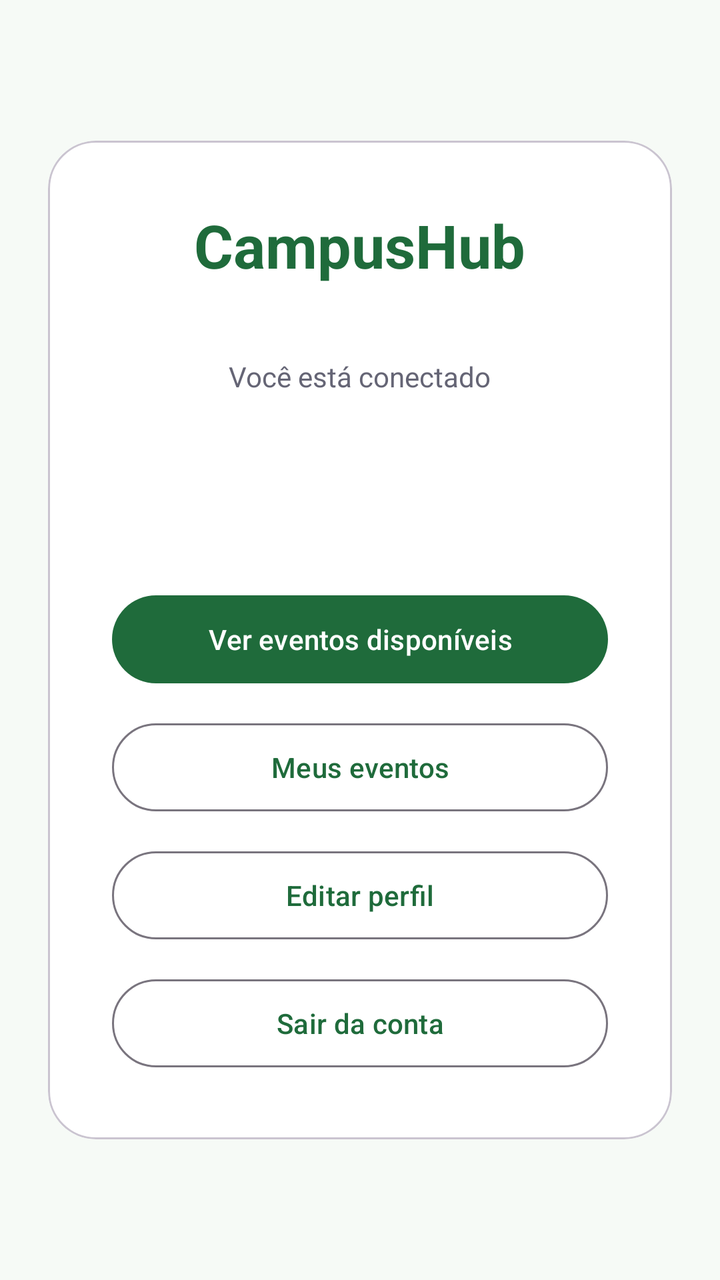
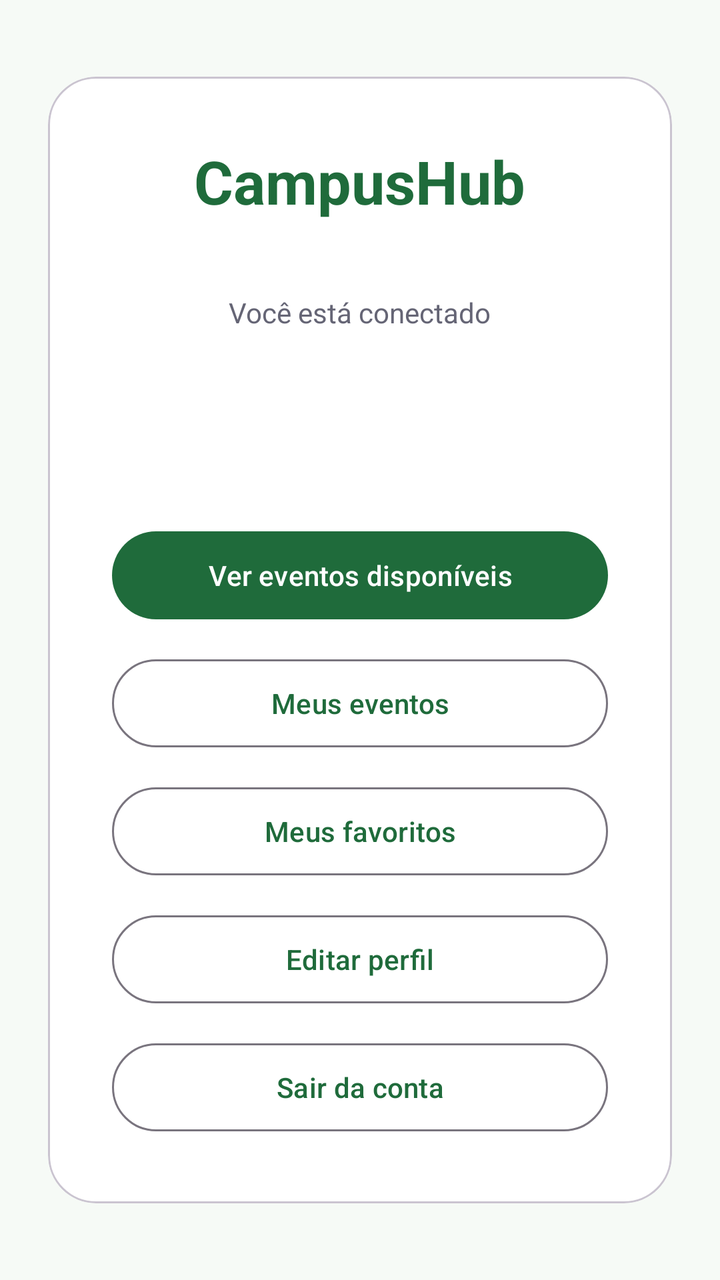

Two renders of the same Android screen: before a commit and after it. Below are the layout's source before the change and the commit's diff.
<!-- AndroidManifest.xml: application theme Theme.CampusHub -->
<!-- res/layout/activity_welcome.xml -->
<?xml version="1.0" encoding="utf-8"?>
<ScrollView xmlns:android="http://schemas.android.com/apk/res/android"
    xmlns:app="http://schemas.android.com/apk/res-auto"
    android:layout_width="match_parent"
    android:layout_height="match_parent"
    android:background="@color/screen_background"
    android:fillViewport="true">

    <LinearLayout
        android:layout_width="match_parent"
        android:layout_height="match_parent"
        android:gravity="center"
        android:orientation="vertical"
        android:padding="24dp">

        <com.google.android.material.card.MaterialCardView
            android:layout_width="match_parent"
            android:layout_height="wrap_content"
            app:cardBackgroundColor="@color/surface"
            app:cardCornerRadius="24dp">

            <LinearLayout
                android:layout_width="match_parent"
                android:layout_height="wrap_content"
                android:gravity="center_horizontal"
                android:orientation="vertical"
                android:padding="32dp">

                <TextView
                    android:layout_width="wrap_content"
                    android:layout_height="wrap_content"
                    android:text="CampusHub"
                    android:textColor="@color/primary"
                    android:textSize="30sp"
                    android:textStyle="bold" />

                <TextView
                    android:layout_width="wrap_content"
                    android:layout_height="wrap_content"
                    android:layout_marginTop="36dp"
                    android:text="Você está conectado"
                    android:textColor="@color/text_secondary"
                    android:textSize="14sp" />

                <TextView
                    android:id="@+id/tvUserName"
                    android:layout_width="match_parent"
                    android:layout_height="wrap_content"
                    android:layout_marginTop="8dp"
                    android:gravity="center"
                    android:textColor="@color/text_primary"
                    android:textSize="24sp"
                    android:textStyle="bold" />

                <TextView
                    android:id="@+id/tvUserEmail"
                    android:layout_width="match_parent"
                    android:layout_height="wrap_content"
                    android:layout_marginTop="6dp"
                    android:gravity="center"
                    android:textColor="@color/text_secondary"
                    android:textSize="16sp" />

                <com.google.android.material.button.MaterialButton
                    android:id="@+id/btnEvents"
                    android:layout_width="match_parent"
                    android:layout_height="52dp"
                    android:layout_marginTop="28dp"
                    android:text="Ver eventos disponíveis"
                    android:textAllCaps="false" />

                <com.google.android.material.button.MaterialButton
                    android:id="@+id/btnMyEvents"
                    style="@style/Widget.Material3.Button.OutlinedButton"
                    android:layout_width="match_parent"
                    android:layout_height="52dp"
                    android:layout_marginTop="12dp"
                    android:text="Meus eventos"
                    android:textAllCaps="false" />

                <com.google.android.material.button.MaterialButton
                    android:id="@+id/btnEditProfile"
                    style="@style/Widget.Material3.Button.OutlinedButton"
                    android:layout_width="match_parent"
                    android:layout_height="52dp"
                    android:layout_marginTop="12dp"
                    android:text="Editar perfil"
                    android:textAllCaps="false" />

                <com.google.android.material.button.MaterialButton
                    android:id="@+id/btnLogout"
                    style="@style/Widget.Material3.Button.OutlinedButton"
                    android:layout_width="match_parent"
                    android:layout_height="52dp"
                    android:layout_marginTop="12dp"
                    android:text="Sair da conta"
                    android:textAllCaps="false" />
            </LinearLayout>
        </com.google.android.material.card.MaterialCardView>
    </LinearLayout>
</ScrollView>
<!-- resources referenced by this layout -->
<resources>
  <color name="primary">#1F6B3B</color>
  <color name="screen_background">#F6FAF6</color>
  <color name="surface">#FFFFFFFF</color>
  <color name="text_primary">#1B1B22</color>
  <color name="text_secondary">#656575</color>
  <style name="Theme.CampusHub" parent="Base.Theme.CampusHub" />
  <style name="Base.Theme.CampusHub" parent="Theme.Material3.DayNight.NoActionBar">
          <item name="colorPrimary">@color/primary</item>
          <item name="colorOnPrimary">@color/white</item>
          <item name="colorPrimaryContainer">@color/primary_container</item>
          <item name="android:windowLightStatusBar">true</item>
          <item name="android:statusBarColor">@color/screen_background</item>
      </style>
  <color name="white">#FFFFFFFF</color>
  <color name="primary_container">#DDF3E3</color>
</resources>

<!-- the commit's change to res/layout/activity_welcome.xml (unified diff, before → after) -->
@@ -79,6 +79,15 @@
                     android:textAllCaps="false" />
 
                 <com.google.android.material.button.MaterialButton
+                    android:id="@+id/btnMyFavorites"
+                    style="@style/Widget.Material3.Button.OutlinedButton"
+                    android:layout_width="match_parent"
+                    android:layout_height="52dp"
+                    android:layout_marginTop="12dp"
+                    android:text="Meus favoritos"
+                    android:textAllCaps="false" />
+
+                <com.google.android.material.button.MaterialButton
                     android:id="@+id/btnEditProfile"
                     style="@style/Widget.Material3.Button.OutlinedButton"
                     android:layout_width="match_parent"
